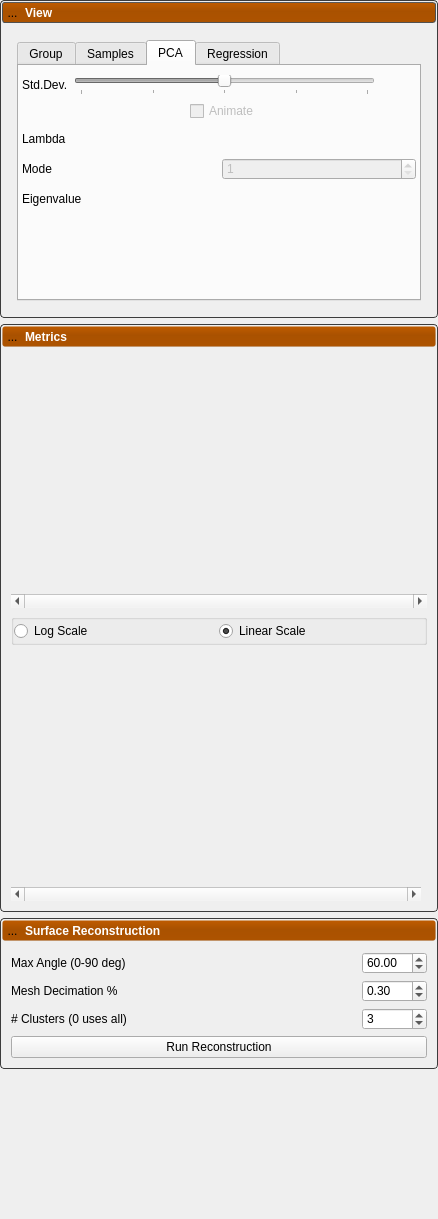
This is Studio/src/Application/Analysis/AnalysisTool.ui in SCIInstitute/ShapeWorks as Qt 5 draws it before an edit. The edited form follows.
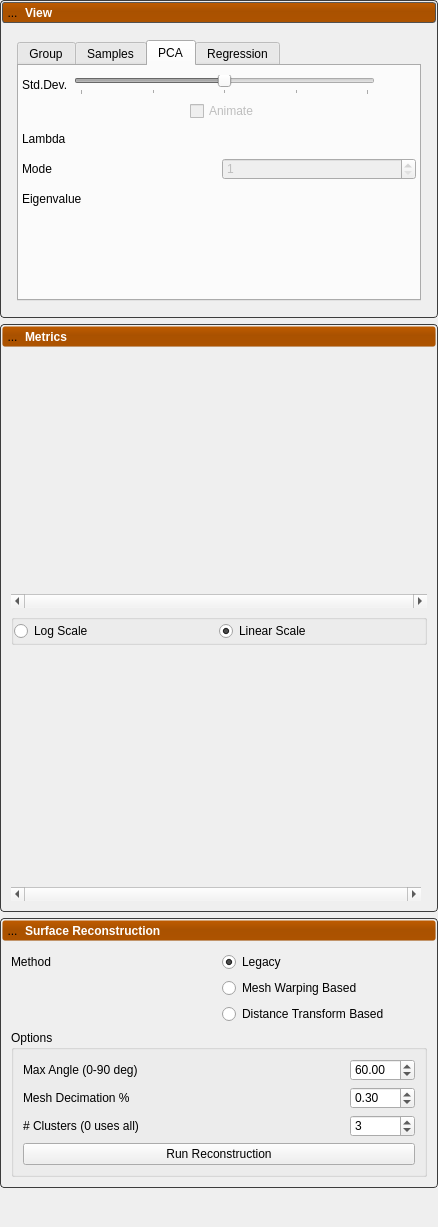
This is the edited form. Icons and pictures are not drawn. Custom widgets are drawn as their Qt base class.

Commit message: Adding ability to switch between reconstruction methods.

The edit to the form file:
```diff
--- a/Studio/src/Application/Analysis/AnalysisTool.ui
+++ b/Studio/src/Application/Analysis/AnalysisTool.ui
@@ -7,7 +7,7 @@
     <x>0</x>
     <y>0</y>
     <width>438</width>
-    <height>1219</height>
+    <height>1227</height>
    </rect>
   </property>
   <property name="windowTitle">
@@ -1512,6 +1512,75 @@
       <item>
        <widget class="QWidget" name="surface_content" native="true">
         <layout class="QGridLayout" name="gridLayout_11">
+         <item row="1" column="1">
+          <widget class="QRadioButton" name="mesh_warping_radio_button">
+           <property name="text">
+            <string>Mesh Warping Based</string>
+           </property>
+          </widget>
+         </item>
+         <item row="2" column="1">
+          <widget class="QRadioButton" name="distance_transfom_radio_button">
+           <property name="text">
+            <string>Distance Transform Based</string>
+           </property>
+          </widget>
+         </item>
+         <item row="0" column="0">
+          <widget class="QLabel" name="label_4">
+           <property name="text">
+            <string>Method</string>
+           </property>
+          </widget>
+         </item>
+         <item row="0" column="1">
+          <widget class="QRadioButton" name="legacy_radio_button">
+           <property name="text">
+            <string>Legacy</string>
+           </property>
+           <property name="checked">
+            <bool>true</bool>
+           </property>
+          </widget>
+         </item>
+         <item row="3" column="0" colspan="2">
+          <widget class="QGroupBox" name="reconstruction_options">
+           <property name="title">
+            <string>Options</string>
+           </property>
+           <layout class="QGridLayout" name="gridLayout_7">
+            <item row="2" column="1">
+             <widget class="QSpinBox" name="numClusters">
+              <property name="sizePolicy">
+               <sizepolicy hsizetype="Fixed" vsizetype="Fixed">
+                <horstretch>0</horstretch>
+                <verstretch>0</verstretch>
+               </sizepolicy>
+              </property>
+              <property name="minimumSize">
+               <size>
+                <width>60</width>
+                <height>0</height>
+               </size>
+              </property>
+              <property name="maximumSize">
+               <size>
+                <width>65</width>
+                <height>16777215</height>
+               </size>
+              </property>
+              <property name="value">
+               <number>3</number>
+              </property>
+             </widget>
+            </item>
+            <item row="0" column="0">
+             <widget class="QLabel" name="label_2">
+              <property name="text">
+               <string>Max Angle (0-90 deg)</string>
+              </property>
+             </widget>
+            </item>
          <item row="0" column="1">
           <widget class="QDoubleSpinBox" name="maxAngle">
            <property name="sizePolicy">
@@ -1574,38 +1643,6 @@
            </property>
           </widget>
          </item>
-         <item row="2" column="1">
-          <widget class="QSpinBox" name="numClusters">
-           <property name="sizePolicy">
-            <sizepolicy hsizetype="Fixed" vsizetype="Fixed">
-             <horstretch>0</horstretch>
-             <verstretch>0</verstretch>
-            </sizepolicy>
-           </property>
-           <property name="minimumSize">
-            <size>
-             <width>60</width>
-             <height>0</height>
-            </size>
-           </property>
-           <property name="maximumSize">
-            <size>
-             <width>65</width>
-             <height>16777215</height>
-            </size>
-           </property>
-           <property name="value">
-            <number>3</number>
-           </property>
-          </widget>
-         </item>
-         <item row="0" column="0">
-          <widget class="QLabel" name="label_2">
-           <property name="text">
-            <string>Max Angle (0-90 deg)</string>
-           </property>
-          </widget>
-         </item>
          <item row="1" column="0">
           <widget class="QLabel" name="label">
            <property name="text">
@@ -1628,6 +1665,9 @@
            <property name="text">
             <string>Run Reconstruction</string>
            </property>
+             </widget>
+            </item>
+           </layout>
           </widget>
          </item>
         </layout>
```
Lines whose indentation alone changed are shown as unchanged. The commit also changes 8 other files.
